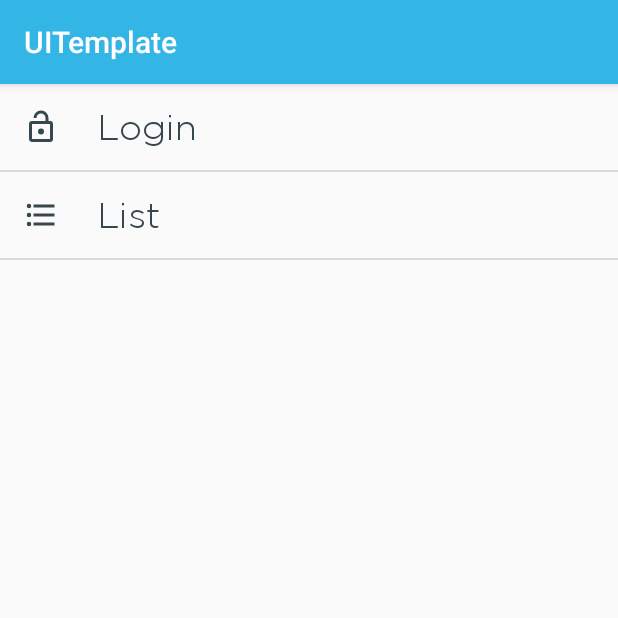
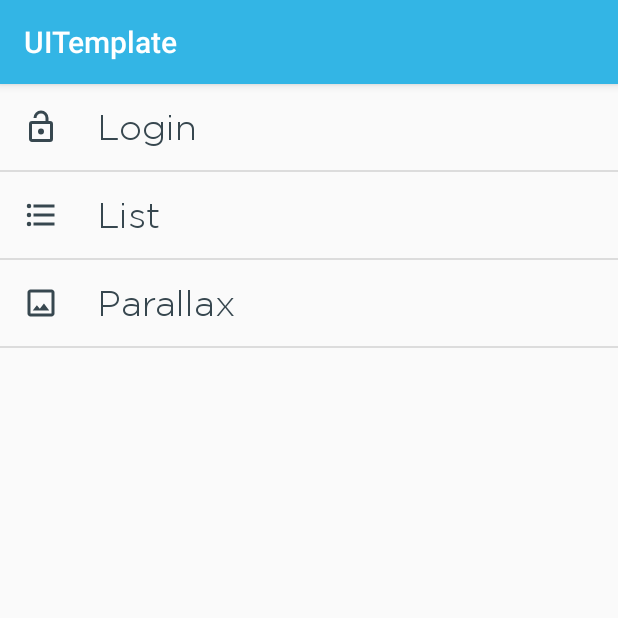
Before and after one commit to gameraroma/ui-template-android, an Android app: the screen it shows after launch (HomeActivity), on a phone screen of 412 x 824 dp, the top half of it. Run offline under Robolectric (Android 15) with nearby library versions, the light colour scheme and no system bars.

Commit message:
add parallax page

```diff
--- a/app/src/main/java/gameraromic/uitemplate/HomeActivity.kt
+++ b/app/src/main/java/gameraromic/uitemplate/HomeActivity.kt
@@ -7,6 +7,7 @@ import android.widget.TextView
 import gameraromic.uitemplate.adapters.MenuListAdapter
 import gameraromic.uitemplate.exampleviews.ListLightActivity
 import gameraromic.uitemplate.exampleviews.LoginLightActivity
+import gameraromic.uitemplate.exampleviews.ParallaxLightActivity
 import gameraromic.uitemplate.models.MenuItem
 import kotlinx.android.synthetic.main.activity_home.*
 
@@ -14,7 +15,12 @@ class HomeActivity : AppCompatActivity() {
 
     private val _loginSection: String = "Login"
     private val _listSection: String = "List"
-    private val _menuItemList = arrayOf(MenuItem(_loginSection, R.drawable.ic_lock_open_outline), MenuItem(_listSection, R.drawable.ic_format_list_bulleted))
+    private val _parallaxSection: String = "Parallax"
+    private val _menuItemList = arrayOf(
+            MenuItem(_loginSection, R.drawable.ic_lock_open_outline),
+            MenuItem(_listSection, R.drawable.ic_format_list_bulleted),
+            MenuItem(_parallaxSection, R.drawable.icon_parallax)
+            )
 
     override fun onCreate(savedInstanceState: Bundle?) {
         super.onCreate(savedInstanceState)
@@ -31,6 +37,9 @@ class HomeActivity : AppCompatActivity() {
                 _listSection -> {
                     openActivity(ListLightActivity::class.java)
                 }
+                _parallaxSection -> {
+                    openActivity(ParallaxLightActivity::class.java)
+                }
                 else -> {}
             }
         }
--- /dev/null
+++ b/app/src/main/res/drawable-v24/icon_parallax.xml
@@ -0,0 +1,10 @@
+<vector xmlns:android="http://schemas.android.com/apk/res/android"
+        android:width="24dp"
+        android:height="24dp"
+        android:viewportWidth="24.0"
+        android:viewportHeight="24.0"
+        android:tint="?attr/colorControlNormal">
+    <path
+        android:fillColor="@android:color/white"
+        android:pathData="M19,3L5,3c-1.1,0 -2,0.9 -2,2v14c0,1.1 0.9,2 2,2h14c1.1,0 2,-0.9 2,-2L21,5c0,-1.1 -0.9,-2 -2,-2zM19,19L5,19L5,5h14v14zM13.96,12.29l-2.75,3.54 -1.96,-2.36L6.5,17h11l-3.54,-4.71z"/>
+</vector>
--- a/app/src/main/res/layout/listitem_home.xml
+++ b/app/src/main/res/layout/listitem_home.xml
@@ -1,5 +1,6 @@
 <?xml version="1.0" encoding="utf-8"?>
 <LinearLayout xmlns:android="http://schemas.android.com/apk/res/android"
+    xmlns:app="http://schemas.android.com/apk/res-auto"
     android:layout_width="match_parent"
     android:layout_height="wrap_content"
     android:layout_margin="2dp"
```
Also changed, not shown: app/src/main/AndroidManifest.xml (+6 -3 lines), app/src/main/java/gameraromic/uitemplate/ExampleData.kt (+57 -0 lines), app/src/main/java/gameraromic/uitemplate/adapters/SimpleMemberListAdapter.kt (added, +36 -0 lines), app/src/main/java/gameraromic/uitemplate/exampleviews/ParallaxLightActivity.kt (added, +18 -0 lines), app/src/main/res/layout/activity_parallax_light.xml (added, +16 -0 lines), app/src/main/res/layout/listitem_simple_list.xml (added, +18 -0 lines).
